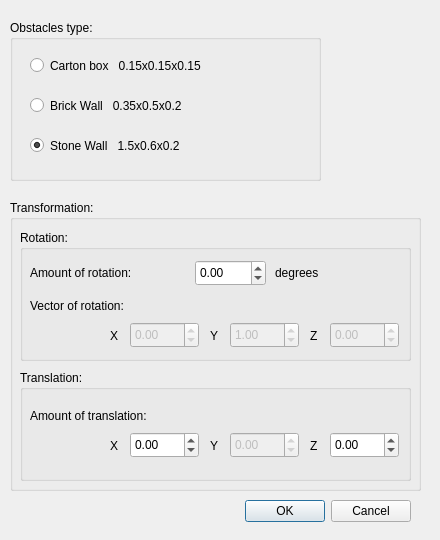
Before: the Qt Designer form src/zay_obstacle_inputs_form.ui in ChevronOne/zaytuna, drawn with Qt 5.
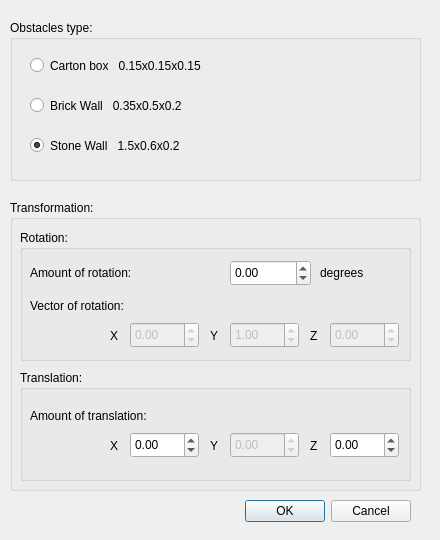
After: the same form once the commit is applied.

What changed in the file:
```diff
--- a/src/zay_obstacle_inputs_form.ui
+++ b/src/zay_obstacle_inputs_form.ui
@@ -58,7 +58,7 @@
       <rect>
        <x>10</x>
        <y>27</y>
-       <width>161</width>
+       <width>201</width>
        <height>31</height>
       </rect>
      </property>
@@ -69,9 +69,9 @@
     <widget class="QDoubleSpinBox" name="angle">
      <property name="geometry">
       <rect>
-       <x>175</x>
+       <x>210</x>
        <y>30</y>
-       <width>71</width>
+       <width>81</width>
        <height>26</height>
       </rect>
      </property>
@@ -85,9 +85,9 @@
     <widget class="QLabel" name="degrees_lab">
      <property name="geometry">
       <rect>
-       <x>255</x>
+       <x>300</x>
        <y>27</y>
-       <width>71</width>
+       <width>91</width>
        <height>31</height>
       </rect>
      </property>
@@ -100,7 +100,7 @@
       <rect>
        <x>10</x>
        <y>60</y>
-       <width>161</width>
+       <width>201</width>
        <height>31</height>
       </rect>
      </property>
@@ -324,7 +324,7 @@
       <rect>
        <x>10</x>
        <y>30</y>
-       <width>181</width>
+       <width>271</width>
        <height>31</height>
       </rect>
      </property>
@@ -339,7 +339,7 @@
     <rect>
      <x>10</x>
      <y>20</y>
-     <width>311</width>
+     <width>411</width>
      <height>161</height>
     </rect>
    </property>
@@ -351,7 +351,7 @@
      <rect>
       <x>20</x>
       <y>30</y>
-      <width>251</width>
+      <width>371</width>
       <height>31</height>
      </rect>
     </property>
@@ -367,7 +367,7 @@
      <rect>
       <x>20</x>
       <y>70</y>
-      <width>251</width>
+      <width>371</width>
       <height>31</height>
      </rect>
     </property>
@@ -380,7 +380,7 @@
      <rect>
       <x>20</x>
       <y>110</y>
-      <width>251</width>
+      <width>371</width>
       <height>31</height>
      </rect>
     </property>
```
